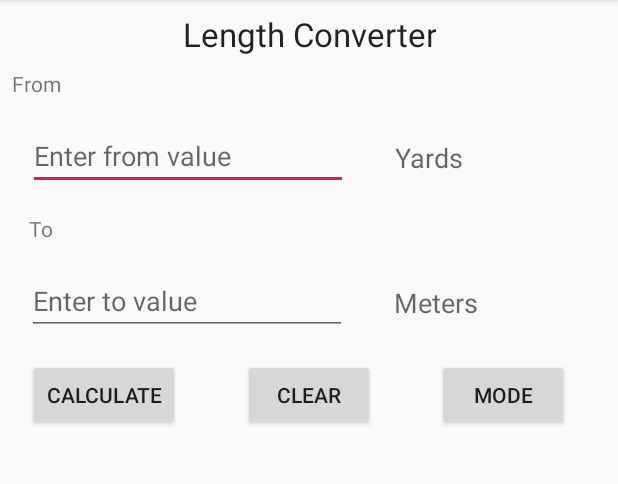
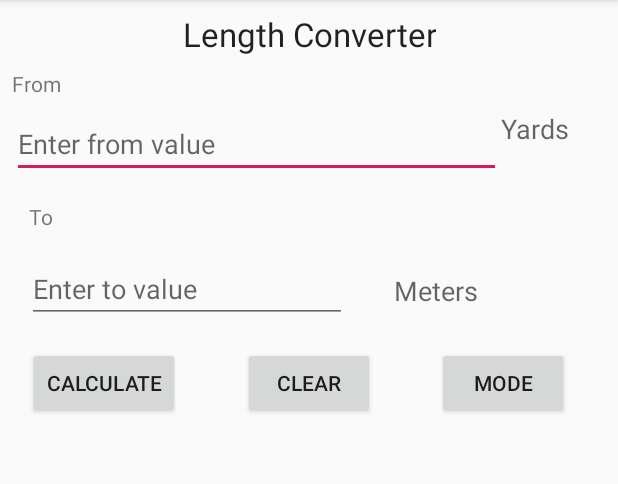
Before and after one commit to lundjrl/Conversion-Calculator, an Android app: the screen it shows after launch (MainActivity), on a phone screen of 412 x 824 dp, the part 84-568 px from its top. Run offline under Robolectric (Android 15) with nearby library versions, the phone set to English and light mode, and no system bars.

Commit message:
Merge branch 'master' of https://github.com/lundjrl/Conversion-Calculator Started work on portrait layout # Conflicts: #	app/src/main/java/com/example/calculatorconversion/MainActivity.java

```diff
--- a/app/src/main/res/layout/activity_main.xml
+++ b/app/src/main/res/layout/activity_main.xml
@@ -1,12 +1,72 @@
 <?xml version="1.0" encoding="utf-8"?>
 
-<androidx.constraintlayout.widget.ConstraintLayout
-    xmlns:android="http://schemas.android.com/apk/res/android"
+<androidx.constraintlayout.widget.ConstraintLayout xmlns:android="http://schemas.android.com/apk/res/android"
+  xmlns:app="http://schemas.android.com/apk/res-auto"
   xmlns:tools="http://schemas.android.com/tools"
-    xmlns:app="http://schemas.android.com/apk/res-auto"
   android:layout_width="match_parent"
   android:layout_height="match_parent"
   tools:context=".MainActivity">
+
+    <Button
+      android:id="@+id/calculateButton"
+      android:layout_width="wrap_content"
+      android:layout_height="wrap_content"
+      android:layout_marginTop="16dp"
+      android:text="Calculate"
+      app:layout_constraintEnd_toEndOf="parent"
+      app:layout_constraintHorizontal_bias="0.06"
+      app:layout_constraintStart_toStartOf="parent"
+      app:layout_constraintTop_toBottomOf="@+id/textFieldTo" />
+
+    <Button
+      android:id="@+id/clearButton"
+      android:layout_width="wrap_content"
+      android:layout_height="wrap_content"
+      android:layout_marginTop="16dp"
+      android:text="Clear"
+      app:layout_constraintEnd_toEndOf="parent"
+      app:layout_constraintStart_toStartOf="parent"
+      app:layout_constraintTop_toBottomOf="@+id/textFieldTo" />
+
+    <Button
+      android:id="@+id/modeButton"
+      android:layout_width="wrap_content"
+      android:layout_height="wrap_content"
+      android:layout_marginTop="16dp"
+      android:text="Mode"
+      app:layout_constraintEnd_toEndOf="parent"
+      app:layout_constraintHorizontal_bias="0.9"
+      app:layout_constraintStart_toStartOf="parent"
+      app:layout_constraintTop_toBottomOf="@+id/textFieldTo" />
+
+    <EditText
+      android:id="@+id/textFieldFrom"
+      android:layout_width="0dp"
+      android:layout_height="wrap_content"
+      android:layout_marginTop="8dp"
+      android:layout_marginStart="8dp"
+      android:layout_marginLeft="8dp"
+      android:ems="10"
+      android:hint="Enter from value"
+      android:inputType="numberDecimal|numberSigned"
+      app:layout_constraintEnd_toStartOf="@+id/toUnitText"
+      app:layout_constraintHorizontal_bias="0.5"
+      app:layout_constraintHorizontal_chainStyle="spread_inside"
+      app:layout_constraintStart_toStartOf="parent"
+      app:layout_constraintTop_toBottomOf="@+id/fromLabel" />
+
+    <EditText
+      android:id="@+id/textFieldTo"
+      android:layout_width="wrap_content"
+      android:layout_height="wrap_content"
+      android:layout_marginTop="16dp"
+      android:ems="10"
+      android:hint="Enter to value"
+      android:inputType="numberDecimal|numberSigned"
+      app:layout_constraintEnd_toEndOf="parent"
+      app:layout_constraintHorizontal_bias="0.09"
+      app:layout_constraintStart_toStartOf="parent"
+      app:layout_constraintTop_toBottomOf="@+id/toLabel" />
 
     <TextView
       android:id="@+id/converterUnit"
@@ -49,43 +109,17 @@
       app:layout_constraintTop_toBottomOf="@+id/textFieldFrom"
       tools:text="To" />
 
-    <EditText
-        android:id="@+id/textFieldFrom"
-        android:layout_width="wrap_content"
-        android:layout_height="wrap_content"
-        android:layout_marginTop="16dp"
-        android:ems="10"
-        android:hint="Enter from value"
-        android:inputType="numberDecimal|numberSigned"
-        app:layout_constraintEnd_toEndOf="parent"
-        app:layout_constraintHorizontal_bias="0.095"
-        app:layout_constraintStart_toStartOf="parent"
-        app:layout_constraintTop_toBottomOf="@+id/fromLabel" />
-
-    <EditText
-        android:id="@+id/textFieldTo"
-        android:layout_width="wrap_content"
-        android:layout_height="wrap_content"
-        android:layout_marginTop="16dp"
-        android:ems="10"
-        android:hint="Enter to value"
-        android:inputType="numberDecimal|numberSigned"
-        app:layout_constraintEnd_toEndOf="parent"
-        app:layout_constraintHorizontal_bias="0.09"
-        app:layout_constraintStart_toStartOf="parent"
-        app:layout_constraintTop_toBottomOf="@+id/toLabel" />
-
     <TextView
       android:id="@+id/toUnitText"
       android:layout_width="70dp"
       android:layout_height="24dp"
-      android:layout_marginTop="27dp"
-      android:layout_marginStart="16dp"
-      android:layout_marginLeft="16dp"
+      android:layout_marginTop="8dp"
+      android:layout_marginEnd="8dp"
+      android:layout_marginRight="8dp"
       android:text="Yards"
       android:textAppearance="@style/TextAppearance.AppCompat.Medium"
       app:layout_constraintEnd_toEndOf="parent"
-      app:layout_constraintHorizontal_bias="0.16"
+      app:layout_constraintHorizontal_bias="0.5"
       app:layout_constraintStart_toEndOf="@+id/textFieldFrom"
       app:layout_constraintTop_toBottomOf="@+id/fromLabel" />
 
@@ -103,36 +137,4 @@
       app:layout_constraintStart_toEndOf="@+id/textFieldTo"
       app:layout_constraintTop_toBottomOf="@+id/toLabel" />
 
-    <Button
-        android:id="@+id/calculateButton"
-        android:layout_width="wrap_content"
-        android:layout_height="wrap_content"
-        android:layout_marginTop="16dp"
-        android:text="Calculate"
-        app:layout_constraintEnd_toEndOf="parent"
-        app:layout_constraintHorizontal_bias="0.06"
-        app:layout_constraintStart_toStartOf="parent"
-        app:layout_constraintTop_toBottomOf="@+id/textFieldTo" />
-
-    <Button
-        android:id="@+id/clearButton"
-        android:layout_width="wrap_content"
-        android:layout_height="wrap_content"
-        android:layout_marginTop="16dp"
-        android:text="Clear"
-        app:layout_constraintEnd_toEndOf="parent"
-        app:layout_constraintStart_toStartOf="parent"
-        app:layout_constraintTop_toBottomOf="@+id/textFieldTo" />
-
-    <Button
-        android:id="@+id/modeButton"
-        android:layout_width="wrap_content"
-        android:layout_height="wrap_content"
-        android:layout_marginTop="16dp"
-        android:text="Mode"
-        app:layout_constraintEnd_toEndOf="parent"
-        app:layout_constraintHorizontal_bias="0.9"
-        app:layout_constraintStart_toStartOf="parent"
-        app:layout_constraintTop_toBottomOf="@+id/textFieldTo" />
-
 </androidx.constraintlayout.widget.ConstraintLayout>
```
Lines whose indentation alone changed are shown as unchanged.
